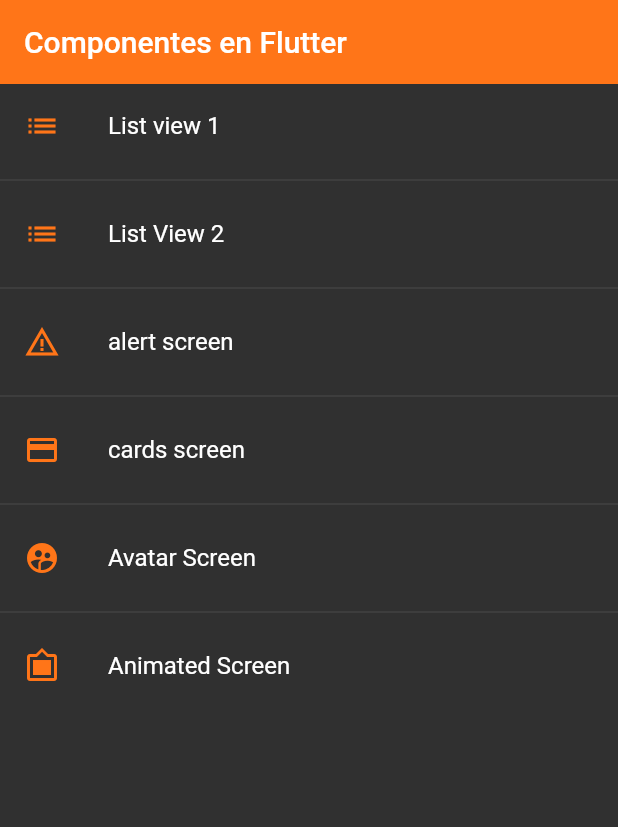
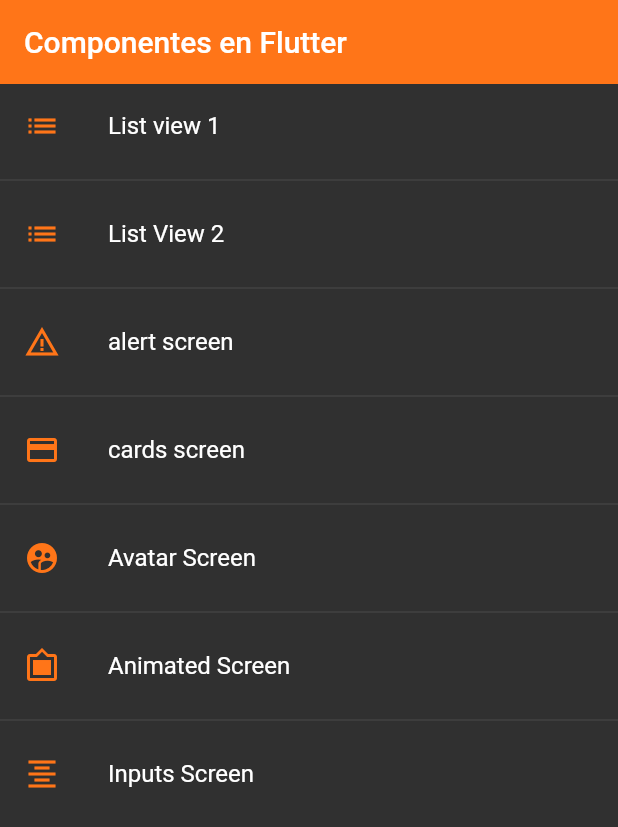
Before and after one commit to labrujasiete/fl_components, a Flutter app: the screen it shows after launch, on a phone screen of 412 x 824 dp. Shown: the top 827 px of the screen. Run offline on Flutter 3.47's test engine with Material 2 defaults, Android fonts, the phone set to English and light mode, and no system bars.

Commit message:
02-15-23 mm-dd-yy

```diff
--- a/lib/router/app_routes.dart
+++ b/lib/router/app_routes.dart
@@ -16,6 +16,7 @@ class AppRoutes {
     MenuOption(route: 'cardscreen', icon: Icons.credit_card, name: 'cards screen', screen: const CardScreen()),
     MenuOption(route: 'avatarscreen', icon: Icons.supervised_user_circle_rounded, name: 'Avatar Screen', screen: const AvatarScreen()),
     MenuOption(route: 'animatedscreen', icon: Icons.filter_frames, name: 'Animated Screen', screen: const AnimatedScreen()),
+    MenuOption(route: 'inputsscreen', icon: Icons.format_align_center, name: 'Inputs Screen', screen: const InputsScreen()),
 
   ];
 
--- a/lib/screens/screens.dart
+++ b/lib/screens/screens.dart
@@ -1,3 +1,5 @@
+export 'package:fl_components/screens/inputs_screen.dart';
+
 export 'package:fl_components/screens/animated_screen.dart';
 
 export 'package:fl_components/screens/avatar_screen.dart';
--- a/lib/theme/app_theme.dart
+++ b/lib/theme/app_theme.dart
@@ -42,6 +42,28 @@ class AppTheme {
     ),
 
 
+    inputDecorationTheme: const InputDecorationTheme(
+
+      floatingLabelStyle: TextStyle( color:AppTheme.primary),
+
+      enabledBorder: OutlineInputBorder(
+        borderSide: BorderSide(color: Colors.grey),
+        borderRadius: BorderRadius.only(bottomLeft: Radius.circular(10), topRight: Radius.circular(10))
+      ),
+
+      focusedBorder: OutlineInputBorder(
+        borderSide: BorderSide(color: AppTheme.primary),
+        borderRadius: BorderRadius.only(bottomLeft: Radius.circular(10), topRight: Radius.circular(10))
+      ),
+
+      border: OutlineInputBorder(
+        borderRadius: BorderRadius.only(bottomLeft: Radius.circular(10), topRight: Radius.circular(10))
+      ),
+
+
+    ),
+
+
   );
 
 
--- a/lib/widgets/widgets.dart
+++ b/lib/widgets/widgets.dart
@@ -1,2 +1,4 @@
+export 'package:fl_components/widgets/custom_input_field.dart';
+
 export 'package:fl_components/widgets/custom_card_type_2.dart';
 export 'package:fl_components/widgets/custom_card_type_1.dart';
```
Also changed, not shown: lib/screens/inputs_screen.dart (added, +82 -0 lines), lib/widgets/custom_input_field.dart (added, +55 -0 lines).
